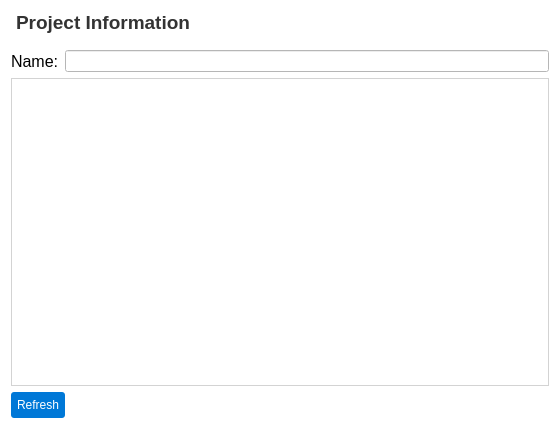
First picture: the form in pastrocore/gui_pyside/tab_project.ui, repository Torward1024/pAstroCORE, before the edit.
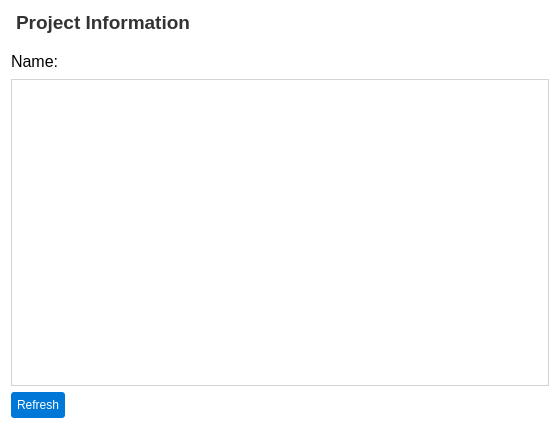
Second picture: the form after the edit.

What changed in the file:
```diff
--- a/pastrocore/gui_pyside/tab_project.ui
+++ b/pastrocore/gui_pyside/tab_project.ui
@@ -46,7 +46,32 @@
     </widget>
    </item>
    <item row="1" column="1">
-    <widget class="QLineEdit" name="lineEdit"/>
+    <widget class="QLineEdit" name="lineEdit">
+     <property name="styleSheet">
+      <string notr="true">QLineEdit {
+    font-family: Arial;
+    font-size: 12pt;
+    color: #333333;
+    padding: 1px;
+    border-radius: 3px;
+}
+QLineEdit[readOnly=&quot;true&quot;] {
+    border: 1px solid #d3d3d3;
+    background-color: #f9f9f9;
+}
+QLineEdit[readOnly=&quot;false&quot;] {
+    border: 1px solid #0078d7;
+    background-color: #f0f6ff;
+}
+QLineEdit[readOnly=&quot;false&quot;]:hover {
+    border: 1px solid #1a8cff;
+}
+QLineEdit[readOnly=&quot;false&quot;]:focus {
+    border: 1px solid #005bb5;
+    background-color: #ffffff;
+}</string>
+     </property>
+    </widget>
    </item>
    <item row="2" column="0" colspan="2">
     <widget class="QTableView" name="projectInfoTable">
```
